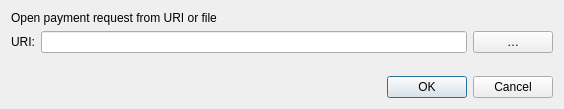
Before: the Qt Designer form src/qt/forms/openuridialog.ui in rlinxy/fcore, drawn with Qt 5.
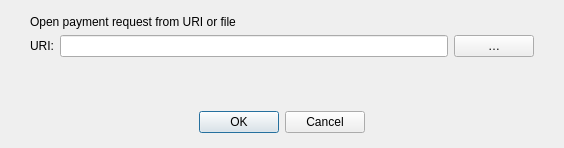
After: the same form once the commit is applied. Custom widgets are drawn as their Qt base class.

Patch:
```diff
--- a/src/qt/forms/openuridialog.ui
+++ b/src/qt/forms/openuridialog.ui
@@ -7,13 +7,33 @@
     <x>0</x>
     <y>0</y>
     <width>564</width>
-    <height>109</height>
+    <height>148</height>
    </rect>
   </property>
   <property name="windowTitle">
    <string>Open URI</string>
   </property>
   <layout class="QVBoxLayout" name="verticalLayout">
+   <property name="leftMargin">
+    <number>0</number>
+   </property>
+   <property name="topMargin">
+    <number>15</number>
+   </property>
+   <property name="rightMargin">
+    <number>0</number>
+   </property>
+   <property name="bottomMargin">
+    <number>0</number>
+   </property>
+   <item>
+    <layout class="QHBoxLayout" name="horizontalLayout_3">
+     <property name="leftMargin">
+      <number>30</number>
+     </property>
+     <property name="rightMargin">
+      <number>30</number>
+     </property>
    <item>
     <widget class="QLabel" name="label_2">
      <property name="text">
@@ -21,8 +41,16 @@
      </property>
     </widget>
    </item>
+    </layout>
+   </item>
    <item>
     <layout class="QHBoxLayout" name="horizontalLayout">
+     <property name="leftMargin">
+      <number>30</number>
+     </property>
+     <property name="rightMargin">
+      <number>30</number>
+     </property>
      <item>
       <widget class="QLabel" name="label">
        <property name="text">
@@ -62,6 +90,21 @@
     </spacer>
    </item>
    <item>
+    <widget class="QWidget" name="buttonsContainerWhite" native="true">
+     <layout class="QHBoxLayout" name="horizontalLayout_2">
+      <property name="leftMargin">
+       <number>30</number>
+      </property>
+      <property name="topMargin">
+       <number>15</number>
+      </property>
+      <property name="rightMargin">
+       <number>30</number>
+      </property>
+      <property name="bottomMargin">
+       <number>15</number>
+      </property>
+      <item>
     <widget class="QDialogButtonBox" name="buttonBox">
      <property name="orientation">
       <enum>Qt::Horizontal</enum>
@@ -69,6 +112,12 @@
      <property name="standardButtons">
       <set>QDialogButtonBox::Cancel|QDialogButtonBox::Ok</set>
      </property>
+        <property name="centerButtons">
+         <bool>true</bool>
+        </property>
+       </widget>
+      </item>
+     </layout>
     </widget>
    </item>
   </layout>
```
Lines whose indentation alone changed are shown as unchanged.
